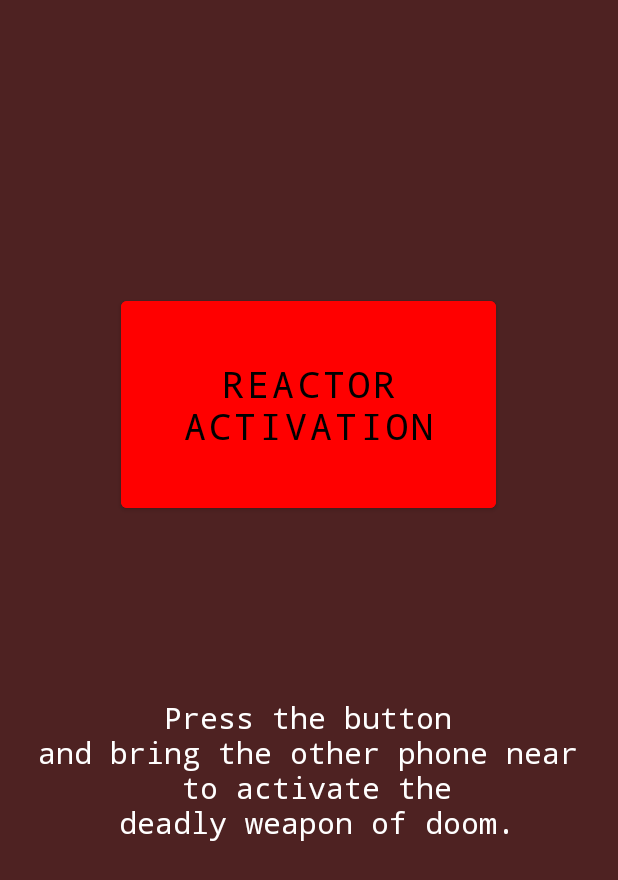
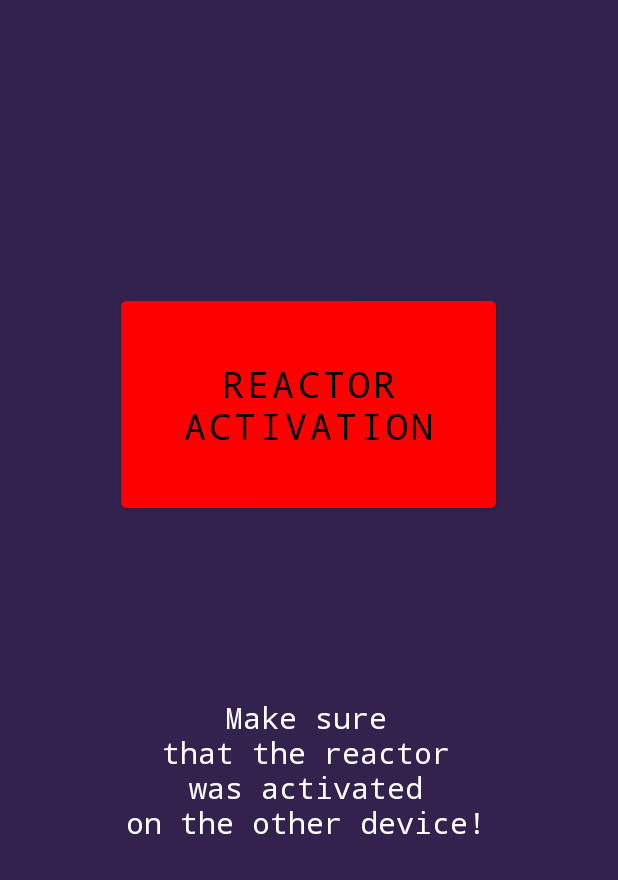
Before and after one commit to achudy/reactor-nfc, an Android app: the screen it shows after launch (MainActivity), after a tap on "REACTOR ACTIVATION", on a phone screen of 412 x 824 dp. Shown: the top 880 px of the screen. Run offline under Robolectric (Android 15) with nearby library versions, the phone set to English and light mode, and no system bars.

Commit message:
nfc working

```diff
--- a/ReactorNFC/app/src/main/java/com/example/reactornfc/MainActivity.kt
+++ b/ReactorNFC/app/src/main/java/com/example/reactornfc/MainActivity.kt
@@ -9,36 +9,50 @@ import android.nfc.NfcAdapter.CreateNdefMessageCallback
 import androidx.appcompat.app.AppCompatActivity
 import android.os.Bundle
 import android.util.Log
-import android.view.View
 import android.widget.Button
 import android.widget.TextView
 import android.widget.Toast
 import androidx.constraintlayout.widget.ConstraintLayout
+import com.google.android.gms.tasks.OnCompleteListener
+import com.google.firebase.messaging.FirebaseMessaging
 
 class MainActivity : AppCompatActivity() {
-    var mNfcAdapter: NfcAdapter? = null
+    private var mNfcAdapter: NfcAdapter? = null
     override fun onCreate(savedInstanceState: Bundle?) {
         super.onCreate(savedInstanceState)
-        Log.i(TAG, "onCreate")
         setContentView(R.layout.activity_main)
         val beamData: Button = findViewById(R.id.buttonActivate)
-        beamData.setOnClickListener(_onBeamClick)
+        beamData.setOnClickListener {
+            turnOnNfcBeam()
+            setBackgroundColor()
+            setDisplayText("Make sure\nthat the reactor\nwas activated\non the other device!")
+        }
+
+        FirebaseMessaging.getInstance().token.addOnCompleteListener(OnCompleteListener { task ->
+            if (!task.isSuccessful) {
+                Log.w("Firebase log", "Fetching FCM registration token failed", task.exception)
+                return@OnCompleteListener
+            }
+
+            // Get new FCM registration token
+            val token = task.result
+
+            // Log and toast
+            val msg = getString(R.string.msg_token_fmt, token)
+            Log.d("Firebase log", msg)
+            //Toast.makeText(baseContext, msg, Toast.LENGTH_SHORT).show()
+        })
     }
 
     override fun onNewIntent(intent: Intent?) {
         super.onNewIntent(intent)
-        //Log.i(TAG, "onNewIntent")
-        //setDisplayText("onNewIntent " + intent!!.action)
         if (NfcAdapter.ACTION_NDEF_DISCOVERED == intent?.action) {
-            toast(this, "Reactor activation!")
             processNFCData(intent)
         }
     }
 
     override fun onResume() {
         super.onResume()
-        //Log.i(TAG, "onResume")
-        //setDisplayText("onResume " + intent.action)
         // Check to see that the Activity started due to an Android Beam
         if (NfcAdapter.ACTION_NDEF_DISCOVERED == intent.action) {
             processNFCData(intent)
@@ -46,7 +60,6 @@ class MainActivity : AppCompatActivity() {
     }
 
     private fun processNFCData(inputIntent: Intent) {
-        //Log.i(TAG, "processNFCData")
         val rawMessages = inputIntent.getParcelableArrayExtra(NfcAdapter.EXTRA_NDEF_MESSAGES)
         if (rawMessages != null && rawMessages.isNotEmpty()) {
             val messages = arrayOfNulls<NdefMessage>(rawMessages.size)
@@ -54,21 +67,12 @@ class MainActivity : AppCompatActivity() {
                 messages[i] = rawMessages[i] as NdefMessage
             }
             //Log.i(TAG, "message size = " + messages.size)
-            val textView: TextView = findViewById(R.id.result)
             // only one message sent during the beam
             val msg = rawMessages[0] as NdefMessage
             // record 0 contains the MIME type, record 1 is the AAR, if present
             val base = String(msg.records[0].payload)
-//            val str = String.format(
-//                Locale.getDefault(),
-//                "Message entries=%d. Base message is %s",
-//                rawMessages.size,
-//                base
-//            )
-            val str = base
-            val layout: ConstraintLayout = findViewById(R.id.layout)
-            layout.setBackgroundColor(resources.getColor(R.color.my_purple))
-            textView.text = str
+            setBackgroundColor()
+            setDisplayText(base)
             toast(this, base)
         }
     }
@@ -78,15 +82,11 @@ class MainActivity : AppCompatActivity() {
         textView.text = text
     }
 
-    private val _onBeamClick = View.OnClickListener {
-        //Log.i(TAG, "_onBeamClick onClick")
-        turnOnNfcBeam()
+    private fun setBackgroundColor() {
+        val layout: ConstraintLayout = findViewById(R.id.layout)
+        layout.setBackgroundColor(resources.getColor(R.color.my_purple))
     }
 
-    /* **************************************************************
-        This will create the NFC Adapter, if available,
-        and setup the Callback listener when create message is needed.
-     */
     private fun turnOnNfcBeam() {
         // Check for available NFC Adapter
         if (mNfcAdapter == null) {
@@ -103,34 +103,15 @@ class MainActivity : AppCompatActivity() {
     }
 
     private val _onNfcCreateCallback = CreateNdefMessageCallback {
-        Log.i(TAG, "createNdefMessage")
         createMessage()
     }
 
     private fun createMessage(): NdefMessage {
-        val text = """
-               Reactor activated
-               """.trimIndent()
-        return NdefMessage(
-            arrayOf(
-                NdefRecord.createMime(
-                    "application/com.example.reactornfc.mimetype", text.toByteArray()
-                )
-                /**
-                 * The Android Application Record (AAR) is commented out. When a device
-                 * receives a push with an AAR in it, the application specified in the AAR
-                 * is guaranteed to run. The AAR overrides the tag dispatch system.
-                 * You can add it back in to guarantee that this
-                 * activity starts when receiving a beamed message. For now, this code
-                 * uses the tag dispatch system.
-                 */
-                //NdefRecord.createApplicationRecord("com.example.reactornfc")
-            )
-        )
-    }
+        val text = "Reactor activated!".trimIndent()
+        val mimeType = "application/com.example.reactornfc.mimetype"
+        val mimeRecord = NdefRecord.createMime(mimeType, text.toByteArray())
 
-    companion object {
-        private val TAG = "NFCDEMO:" + MainActivity::class.java.simpleName
+        return NdefMessage(arrayOf(mimeRecord))
     }
 }
 
@@ -138,5 +119,5 @@ class MainActivity : AppCompatActivity() {
 fun toast(context: Context, message: CharSequence) =
     Toast.makeText(context, message, Toast.LENGTH_SHORT).show()
 
-fun <T> Boolean.ifElse(primaryResult: T, secondaryResult: T) =
-    if (this) primaryResult else secondaryResult
+//fun <T> Boolean.ifElse(primaryResult: T, secondaryResult: T) =
+//    if (this) primaryResult else secondaryResult
--- a/ReactorNFC/app/src/main/java/com/example/reactornfc/MyFirebaseMessagingService.kt
+++ b/ReactorNFC/app/src/main/java/com/example/reactornfc/MyFirebaseMessagingService.kt
@@ -3,12 +3,9 @@ package com.example.reactornfc
 import android.app.Notification
 import android.app.NotificationChannel
 import android.app.NotificationManager
-import android.content.Context
 import android.os.Build
-import android.provider.Settings.Global.getString
 import androidx.core.app.NotificationManagerCompat
 import androidx.core.app.NotificationCompat
-import androidx.core.content.ContextCompat.getSystemService
 import com.google.firebase.messaging.RemoteMessage
 import com.google.firebase.messaging.FirebaseMessagingService
 import android.app.PendingIntent
--- a/ReactorNFC/app/src/main/java/com/example/reactornfc/NFCUtil.kt
+++ b/ReactorNFC/app/src/main/java/com/example/reactornfc/NFCUtil.kt
@@ -104,7 +104,7 @@ object NFCUtil {
                 it.connect()
                 if (it.maxSize < nfcMessage.toByteArray().size) {
                     //Message to large to write to NFC tag
-                    Log.d("testing", "2 lrge")
+                    Log.d("testing", "2 large")
                     return false
                 }
                 return if (it.isWritable) {
--- a/ReactorNFC/app/src/main/res/values/strings.xml
+++ b/ReactorNFC/app/src/main/res/values/strings.xml
@@ -1,13 +1,13 @@
 <resources>
     <string name="app_name">ReactorNFC</string>
-    <string name="reactor">Reactor</string>
+<!--    <string name="reactor">Reactor</string>-->
 <!--    <string name="read">Press this button to read:</string>-->
 <!--    <string name="write">Press this button to write:</string>-->
 <!--    <string name="read_nfc">Read from NFC</string>-->
 <!--    <string name="write_nfc">Write to NFC</string>-->
 <!--    <string name="input_text">Input text to send here…</string>-->
 <!--    <string name="test">test</string>-->
-<!--    <string name="msg_token_fmt" translatable="false">FCM registration Token: %s</string>-->
+    <string name="msg_token_fmt" translatable="false">FCM registration Token: %s</string>
     <string name="notification_id">default</string>
     <string name="result">Press the button\nand bring the other phone near\n to activate the\n deadly weapon of doom.</string>
     <string name="activate">REACTOR\nACTIVATION</string>
--- a/ReactorNFC/settings.gradle
+++ b/ReactorNFC/settings.gradle
@@ -3,7 +3,7 @@ dependencyResolutionManagement {
     repositories {
         google()
         mavenCentral()
-        jcenter() // Warning: this repository is going to shut down soon
+        //jcenter() // Warning: this repository is going to shut down soon
     }
 }
 rootProject.name = "ReactorNFC"
```
Also changed, not shown: 1 other file.
